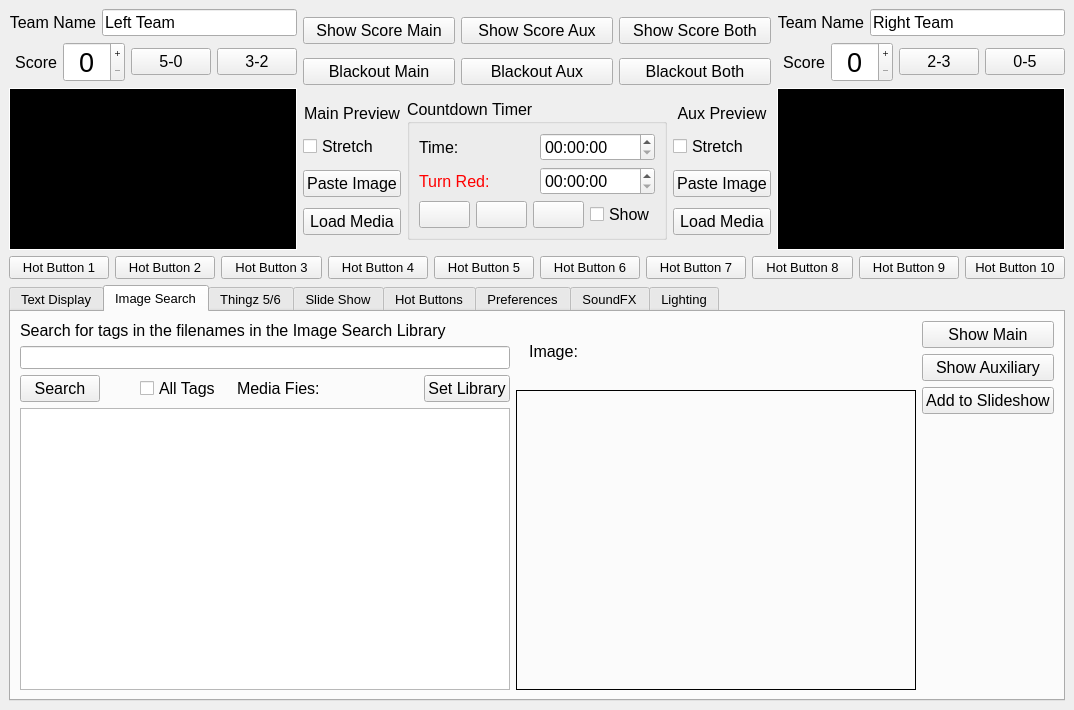
guywinterbotham/ImproTron, file ImproTronControlPanel.ui: the form before one commit.
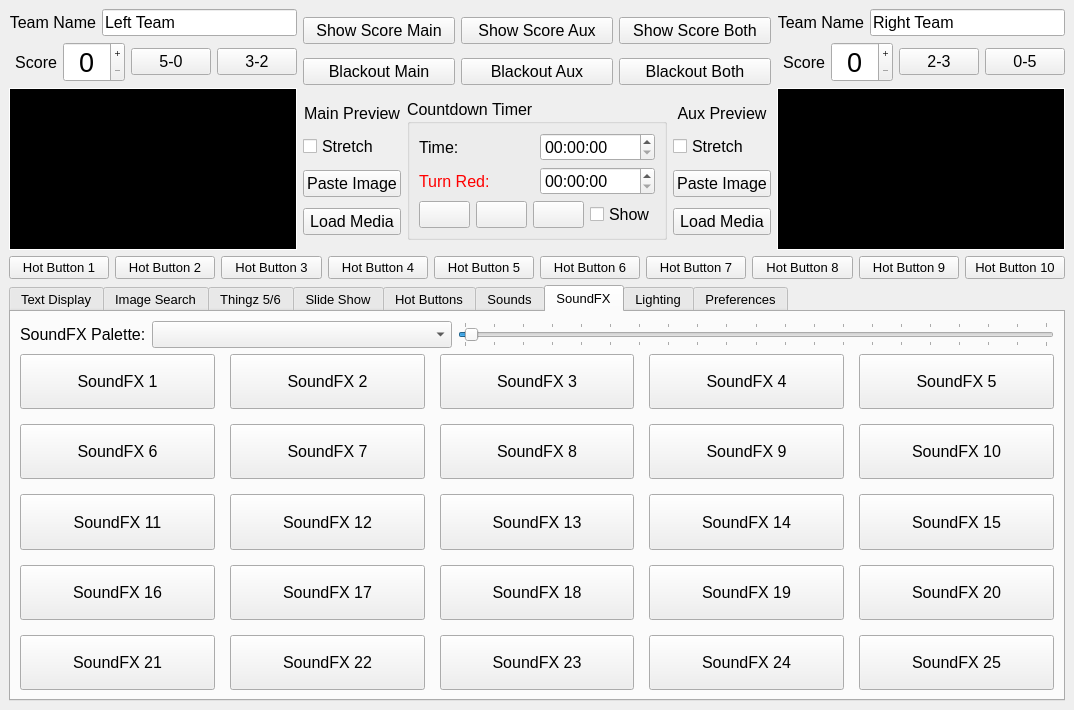
The form after the commit. The open tabs and pages were chosen to show the change. Icons and pictures are not drawn.

Commit message: Added Sound file management, fixed dialog issue. Added close filter

```diff
--- a/ImproTronControlPanel.ui
+++ b/ImproTronControlPanel.ui
@@ -763,6 +763,9 @@
       </item>
       <item>
        <widget class="QTabWidget" name="featureTabs">
+        <property name="enabled">
+         <bool>true</bool>
+        </property>
         <property name="sizePolicy">
          <sizepolicy hsizetype="Preferred" vsizetype="Preferred">
           <horstretch>0</horstretch>
@@ -1251,7 +1254,7 @@
                  </font>
                 </property>
                 <property name="text">
-                 <string>Search for tags in the filenames in the Image Search Library</string>
+                 <string>Search for tags in the filenames in the Image Library</string>
                 </property>
                 <property name="scaledContents">
                  <bool>false</bool>
@@ -1341,7 +1344,7 @@
                    </font>
                   </property>
                   <property name="text">
-                   <string>Media Fies:</string>
+                   <string>Media Files:</string>
                   </property>
                   <property name="indent">
                    <number>16</number>
@@ -2742,6 +2745,1056 @@
           </item>
          </layout>
         </widget>
+        <widget class="QWidget" name="soundsTab">
+         <property name="minimumSize">
+          <size>
+           <width>675</width>
+           <height>0</height>
+          </size>
+         </property>
+         <attribute name="title">
+          <string>Sounds</string>
+         </attribute>
+         <layout class="QHBoxLayout" name="horizontalLayout_8">
+          <item>
+           <layout class="QHBoxLayout" name="soundsHL">
+            <item>
+             <layout class="QVBoxLayout" name="searchsoundsVL">
+              <item>
+               <widget class="QLabel" name="soundSearchLBL">
+                <property name="sizePolicy">
+                 <sizepolicy hsizetype="MinimumExpanding" vsizetype="Fixed">
+                  <horstretch>0</horstretch>
+                  <verstretch>0</verstretch>
+                 </sizepolicy>
+                </property>
+                <property name="maximumSize">
+                 <size>
+                  <width>500</width>
+                  <height>40</height>
+                 </size>
+                </property>
+                <property name="font">
+                 <font>
+                  <pointsize>12</pointsize>
+                 </font>
+                </property>
+                <property name="text">
+                 <string>Search for sounds in the Sounds Library</string>
+                </property>
+                <property name="scaledContents">
+                 <bool>false</bool>
+                </property>
+                <property name="wordWrap">
+                 <bool>true</bool>
+                </property>
+               </widget>
+              </item>
+              <item>
+               <widget class="QLineEdit" name="soundSearchTagsLE"/>
+              </item>
+              <item>
+               <layout class="QHBoxLayout" name="soundStatsHL">
+                <property name="spacing">
+                 <number>0</number>
+                </property>
+                <property name="sizeConstraint">
+                 <enum>QLayout::SetDefaultConstraint</enum>
+                </property>
+                <property name="leftMargin">
+                 <number>0</number>
+                </property>
+                <property name="topMargin">
+                 <number>0</number>
+                </property>
+                <property name="rightMargin">
+                 <number>0</number>
+                </property>
+                <item>
+                 <widget class="QPushButton" name="searchSoundsPB">
+                  <property name="sizePolicy">
+                   <sizepolicy hsizetype="Maximum" vsizetype="Fixed">
+                    <horstretch>0</horstretch>
+                    <verstretch>0</verstretch>
+                   </sizepolicy>
+                  </property>
+                  <property name="font">
+                   <font>
+                    <pointsize>12</pointsize>
+                   </font>
+                  </property>
+                  <property name="text">
+                   <string>Search</string>
+                  </property>
+                 </widget>
+                </item>
+                <item>
+                 <spacer name="soundSpacerHS">
+                  <property name="orientation">
+                   <enum>Qt::Horizontal</enum>
+                  </property>
+                  <property name="sizeType">
+                   <enum>QSizePolicy::Minimum</enum>
+                  </property>
+                  <property name="sizeHint" stdset="0">
+                   <size>
+                    <width>40</width>
+                    <height>20</height>
+                   </size>
+                  </property>
+                 </spacer>
+                </item>
+                <item>
+                 <widget class="QCheckBox" name="allsoundTagsCB">
+                  <property name="font">
+                   <font>
+                    <pointsize>12</pointsize>
+                   </font>
+                  </property>
+                  <property name="text">
+                   <string>All Tags</string>
+                  </property>
+                 </widget>
+                </item>
+                <item>
+                 <widget class="QLabel" name="soundFilesLBL">
+                  <property name="sizePolicy">
+                   <sizepolicy hsizetype="Maximum" vsizetype="Preferred">
+                    <horstretch>0</horstretch>
+                    <verstretch>0</verstretch>
+                   </sizepolicy>
+                  </property>
+                  <property name="font">
+                   <font>
+                    <pointsize>12</pointsize>
+                   </font>
+                  </property>
+                  <property name="text">
+                   <string>Sound Files:</string>
+                  </property>
+                  <property name="indent">
+                   <number>16</number>
+                  </property>
+                  <property name="textInteractionFlags">
+                   <set>Qt::NoTextInteraction</set>
+                  </property>
+                 </widget>
+                </item>
+                <item>
+                 <widget class="QLabel" name="soundFilesCountLBL">
+                  <property name="sizePolicy">
+                   <sizepolicy hsizetype="MinimumExpanding" vsizetype="Fixed">
+                    <horstretch>0</horstretch>
+                    <verstretch>0</verstretch>
+                   </sizepolicy>
+                  </property>
+                  <property name="minimumSize">
+                   <size>
+                    <width>80</width>
+                    <height>0</height>
+                   </size>
+                  </property>
+                  <property name="font">
+                   <font>
+                    <pointsize>12</pointsize>
+                   </font>
+                  </property>
+                  <property name="text">
+                   <string/>
+                  </property>
+                  <property name="alignment">
+                   <set>Qt::AlignLeading|Qt::AlignLeft|Qt::AlignVCenter</set>
+                  </property>
+                  <property name="margin">
+                   <number>0</number>
+                  </property>
+                  <property name="indent">
+                   <number>8</number>
+                  </property>
+                  <property name="textInteractionFlags">
+                   <set>Qt::NoTextInteraction</set>
+                  </property>
+                 </widget>
+                </item>
+                <item>
+                 <widget class="QPushButton" name="setSoundLibraryPB">
+                  <property name="font">
+                   <font>
+                    <pointsize>12</pointsize>
+                   </font>
+                  </property>
+                  <property name="text">
+                   <string>Set Library</string>
+                  </property>
+                 </widget>
+                </item>
+               </layout>
+              </item>
+              <item>
+               <widget class="QListWidget" name="soundSearchResultsLW"/>
+              </item>
+              <item>
+               <widget class="QSlider" name="soundVolumeSL">
+                <property name="font">
+                 <font>
+                  <pointsize>12</pointsize>
+                 </font>
+                </property>
+                <property name="singleStep">
+                 <number>5</number>
+                </property>
+                <property name="value">
+                 <number>50</number>
+                </property>
+                <property name="orientation">
+                 <enum>Qt::Horizontal</enum>
+                </property>
+                <property name="tickPosition">
+                 <enum>QSlider::TicksAbove</enum>
+                </property>
+                <property name="tickInterval">
+                 <number>10</number>
+                </property>
+               </widget>
+              </item>
+              <item>
+               <layout class="QHBoxLayout" name="soundPlayHL">
+                <property name="sizeConstraint">
+                 <enum>QLayout::SetDefaultConstraint</enum>
+                </property>
+                <property name="rightMargin">
+                 <number>0</number>
+                </property>
+                <property name="bottomMargin">
+                 <number>0</number>
+                </property>
+                <item>
+                 <widget class="QPushButton" name="soundBackPB">
+                  <property name="text">
+                   <string/>
+                  </property>
+                  <property name="icon">
+                   <iconset theme="media-playlist-repeat" resource="ImproTronIcons.qrc">
+                    <normaloff>:/icons/back</normaloff>:/icons/back</iconset>
+                  </property>
+                 </widget>
+                </item>
+                <item>
+                 <widget class="QPushButton" name="soundPlayPB">
+                  <property name="text">
+                   <string/>
+                  </property>
+                  <property name="icon">
+                   <iconset resource="ImproTronIcons.qrc">
+                    <normaloff>:/icons/play</normaloff>:/icons/play</iconset>
+                  </property>
+                 </widget>
+                </item>
+                <item>
+                 <widget class="QPushButton" name="soundPausePB">
+                  <property name="text">
+                   <string/>
+                  </property>
+                  <property name="icon">
+                   <iconset resource="ImproTronIcons.qrc">
+                    <normaloff>:/icons/pause</normaloff>:/icons/pause</iconset>
+                  </property>
+                 </widget>
+                </item>
+                <item>
+                 <widget class="QPushButton" name="soundStopPB">
+                  <property name="text">
+                   <string/>
+                  </property>
+                  <property name="icon">
+                   <iconset resource="ImproTronIcons.qrc">
+                    <normaloff>:/icons/stop</normaloff>:/icons/stop</iconset>
+                  </property>
+                 </widget>
+                </item>
+                <item>
+                 <widget class="QPushButton" name="soundLoopPB">
+                  <property name="text">
+                   <string/>
+                  </property>
+                  <property name="icon">
+                   <iconset resource="ImproTronIcons.qrc">
+                    <normaloff>:/icons/loop</normaloff>:/icons/loop</iconset>
+                  </property>
+                 </widget>
+                </item>
+               </layout>
+              </item>
+             </layout>
+            </item>
+            <item>
+             <layout class="QVBoxLayout" name="soundListEditVL">
+              <property name="leftMargin">
+               <number>10</number>
+              </property>
+              <item>
+               <spacer name="soundListEditUpperSP">
+                <property name="orientation">
+                 <enum>Qt::Vertical</enum>
+                </property>
+                <property name="sizeHint" stdset="0">
+                 <size>
+                  <width>20</width>
+                  <height>40</height>
+                 </size>
+                </property>
+               </spacer>
+              </item>
+              <item>
+               <widget class="QPushButton" name="soundMoveUpPB">
+                <property name="text">
+                 <string/>
+                </property>
+                <property name="icon">
+                 <iconset resource="ImproTronIcons.qrc">
+                  <normaloff>:/icons/up</normaloff>:/icons/up</iconset>
+                </property>
+               </widget>
+              </item>
+              <item>
+               <widget class="QPushButton" name="soundMoveDownPB">
+                <property name="text">
+                 <string/>
+                </property>
+                <property name="icon">
+                 <iconset resource="ImproTronIcons.qrc">
+                  <normaloff>:/icons/down</normaloff>:/icons/down</iconset>
+                </property>
+               </widget>
+              </item>
+              <item>
+               <spacer name="soundListEditMidSP">
+                <property name="orientation">
+                 <enum>Qt::Vertical</enum>
+                </property>
+                <property name="sizeHint" stdset="0">
+                 <size>
+                  <width>20</width>
+                  <height>40</height>
+                 </size>
+                </property>
+               </spacer>
+              </item>
+              <item>
+               <widget class="QPushButton" name="soundAddToListPB">
+                <property name="text">
+                 <string/>
+                </property>
+                <property name="icon">
+                 <iconset resource="ImproTronIcons.qrc">
+                  <normaloff>:/icons/right</normaloff>:/icons/right</iconset>
+                </property>
+               </widget>
+              </item>
+              <item>
+               <widget class="QPushButton" name="soundRemoveFromListPB">
+                <property name="text">
+                 <string/>
+                </property>
+                <property name="icon">
+                 <iconset resource="ImproTronIcons.qrc">
+                  <normaloff>:/icons/left</normaloff>:/icons/left</iconset>
+                </property>
+               </widget>
+              </item>
+              <item>
+               <spacer name="soundListEditLowSP">
+                <property name="orientation">
+                 <enum>Qt::Vertical</enum>
+                </property>
+                <property name="sizeHint" stdset="0">
+                 <size>
+                  <width>20</width>
+                  <height>40</height>
+                 </size>
+                </property>
+               </spacer>
+              </item>
+             </layout>
+            </item>
+            <item>
+             <layout class="QVBoxLayout" name="soundPreviewVL">
+              <item>
+               <layout class="QHBoxLayout" name="soundFileNameHL">
+                <item>
+                 <widget class="QLabel" name="soundQUeueLBL">
+                  <property name="sizePolicy">
+                   <sizepolicy hsizetype="Fixed" vsizetype="Fixed">
+                    <horstretch>0</horstretch>
+                    <verstretch>0</verstretch>
+                   </sizepolicy>
+                  </property>
+                  <property name="minimumSize">
+                   <size>
+                    <width>100</width>
+                    <height>24</height>
+                   </size>
+                  </property>
+                  <property name="maximumSize">
+                   <size>
+                    <width>75</width>
+                    <height>20</height>
+                   </size>
+                  </property>
+                  <property name="font">
+                   <font>
+                    <pointsize>12</pointsize>
+                   </font>
+                  </property>
+                  <property name="text">
+                   <string>Music Queue:</string>
+                  </property>
+                  <property name="alignment">
+                   <set>Qt::AlignHCenter|Qt::AlignTop</set>
+                  </property>
+                 </widget>
+                </item>
+                <item>
+                 <widget class="QLabel" name="soundFileNameLBL">
+                  <property name="text">
+                   <string/>
+                  </property>
+                  <property name="textInteractionFlags">
+                   <set>Qt::TextSelectableByKeyboard|Qt::TextSelectableByMouse</set>
+                  </property>
+                 </widget>
+                </item>
+               </layout>
+              </item>
+              <item>
+               <widget class="QListWidget" name="soundQueueLW"/>
+              </item>
+             </layout>
+            </item>
+            <item>
+             <layout class="QVBoxLayout" name="soundSearchButtonsVL">
+              <item>
+               <widget class="QPushButton" name="loadSoundQueuePB">
+                <property name="font">
+                 <font>
+                  <pointsize>12</pointsize>
+                 </font>
+                </property>
+                <property name="text">
+                 <string>Load Queue</string>
+                </property>
+               </widget>
+              </item>
+              <item>
+               <widget class="QPushButton" name="saveSoundQueuePB">
+                <property name="font">
+                 <font>
+                  <pointsize>12</pointsize>
+                 </font>
+                </property>
+                <property name="text">
+                 <string>Save Queue</string>
+                </property>
+               </widget>
+              </item>
+              <item>
+               <widget class="QPushButton" name="clearSoundQueuePB">
+                <property name="font">
+                 <font>
+                  <pointsize>12</pointsize>
+                 </font>
+                </property>
+                <property name="text">
+                 <string>Clear Queue</string>
+                </property>
+               </widget>
+              </item>
+              <item>
+               <spacer name="soundListVS">
+                <property name="orientation">
+                 <enum>Qt::Vertical</enum>
+                </property>
+                <property name="sizeHint" stdset="0">
+                 <size>
+                  <width>20</width>
+                  <height>40</height>
+                 </size>
+                </property>
+               </spacer>
+              </item>
+             </layout>
+            </item>
+           </layout>
+          </item>
+         </layout>
+        </widget>
+        <widget class="QWidget" name="SoundFXTab">
+         <attribute name="title">
+          <string>SoundFX</string>
+         </attribute>
+         <layout class="QVBoxLayout" name="verticalLayout">
+          <item>
+           <layout class="QVBoxLayout" name="verticalLayout_5" stretch="0,1">
+            <property name="sizeConstraint">
+             <enum>QLayout::SetDefaultConstraint</enum>
+            </property>
+            <item>
+             <layout class="QHBoxLayout" name="soundFXPaletteHL" stretch="0,0,1">
+              <property name="spacing">
+               <number>6</number>
+              </property>
+              <property name="sizeConstraint">
+               <enum>QLayout::SetDefaultConstraint</enum>
+              </property>
+              <property name="bottomMargin">
+               <number>0</number>
+              </property>
+              <item>
+               <widget class="QLabel" name="soundFXPaletteLBL">
+                <property name="sizePolicy">
+                 <sizepolicy hsizetype="Maximum" vsizetype="Fixed">
+                  <horstretch>0</horstretch>
+                  <verstretch>0</verstretch>
+                 </sizepolicy>
+                </property>
+                <property name="font">
+                 <font>
+                  <pointsize>12</pointsize>
+                 </font>
+                </property>
+                <property name="text">
+                 <string>SoundFX Palette:</string>
+                </property>
+               </widget>
+              </item>
+              <item>
+               <widget class="QComboBox" name="soundPalettesCB">
+                <property name="sizePolicy">
+                 <sizepolicy hsizetype="Fixed" vsizetype="Fixed">
+                  <horstretch>0</horstretch>
+                  <verstretch>0</verstretch>
+                 </sizepolicy>
+                </property>
+                <property name="minimumSize">
+                 <size>
+                  <width>300</width>
+                  <height>0</height>
+                 </size>
+                </property>
+                <property name="font">
+                 <font>
+                  <pointsize>12</pointsize>
+                 </font>
+                </property>
+               </widget>
+              </item>
+              <item>
+               <widget class="QSlider" name="soundFXVolumeSL">
+                <property name="sizePolicy">
+                 <sizepolicy hsizetype="Expanding" vsizetype="Fixed">
+                  <horstretch>0</horstretch>
+                  <verstretch>0</verstretch>
+                 </sizepolicy>
+                </property>
+                <property name="font">
+                 <font>
+                  <pointsize>12</pointsize>
+                 </font>
+                </property>
+                <property name="toolTip">
+                 <string extracomment="SoundFX Volume"/>
+                </property>
+                <property name="whatsThis">
+                 <string extracomment="SoundFX Volume"/>
+                </property>
+                <property name="maximum">
+                 <number>100</number>
+                </property>
+                <property name="singleStep">
+                 <number>5</number>
+                </property>
+                <property name="sliderPosition">
+                 <number>1</number>
+                </property>
+                <property name="orientation">
+                 <enum>Qt::Horizontal</enum>
+                </property>
+                <property name="tickPosition">
+                 <enum>QSlider::TicksBothSides</enum>
+                </property>
+               </widget>
+              </item>
+             </layout>
+            </item>
+            <item>
+             <layout class="QGridLayout" name="soundFXGrid">
+              <property name="spacing">
+               <number>15</number>
+              </property>
+              <item row="3" column="2">
+               <widget class="QPushButton" name="soundFXPB18">
+                <property name="sizePolicy">
+                 <sizepolicy hsizetype="Preferred" vsizetype="Minimum">
+                  <horstretch>0</horstretch>
+                  <verstretch>0</verstretch>
+                 </sizepolicy>
+                </property>
+                <property name="font">
+                 <font>
+                  <pointsize>12</pointsize>
+                 </font>
+                </property>
+                <property name="text">
+                 <string>SoundFX 18</string>
+                </property>
+               </widget>
+              </item>
+              <item row="3" column="3">
+               <widget class="QPushButton" name="soundFXPB19">
+                <property name="sizePolicy">
+                 <sizepolicy hsizetype="Preferred" vsizetype="Minimum">
+                  <horstretch>0</horstretch>
+                  <verstretch>0</verstretch>
+                 </sizepolicy>
+                </property>
+                <property name="font">
+                 <font>
+                  <pointsize>12</pointsize>
+                 </font>
+                </property>
+                <property name="text">
+                 <string>SoundFX 19</string>
+                </property>
+               </widget>
+              </item>
+              <item row="0" column="1">
+               <widget class="QPushButton" name="soundFXPB2">
+                <property name="sizePolicy">
+                 <sizepolicy hsizetype="Preferred" vsizetype="Minimum">
+                  <horstretch>0</horstretch>
+                  <verstretch>0</verstretch>
+                 </sizepolicy>
+                </property>
+                <property name="font">
+                 <font>
+                  <pointsize>12</pointsize>
+                 </font>
+                </property>
+                <property name="text">
+                 <string>SoundFX 2</string>
+                </property>
+               </widget>
+              </item>
+              <item row="3" column="4">
+               <widget class="QPushButton" name="soundFXPB20">
+                <property name="sizePolicy">
+                 <sizepolicy hsizetype="Preferred" vsizetype="Minimum">
+                  <horstretch>0</horstretch>
+                  <verstretch>0</verstretch>
+                 </sizepolicy>
+                </property>
+                <property name="font">
+                 <font>
+                  <pointsize>12</pointsize>
+                 </font>
+                </property>
+                <property name="text">
+                 <string>SoundFX 20</string>
+                </property>
+               </widget>
+              </item>
+              <item row="1" column="3">
+               <widget class="QPushButton" name="soundFXPB9">
+                <property name="sizePolicy">
+                 <sizepolicy hsizetype="Preferred" vsizetype="Minimum">
+                  <horstretch>0</horstretch>
+                  <verstretch>0</verstretch>
+                 </sizepolicy>
+                </property>
+                <property name="font">
+                 <font>
+                  <pointsize>12</pointsize>
+                 </font>
+                </property>
+                <property name="text">
+                 <string>SoundFX 9</string>
+                </property>
+               </widget>
+              </item>
+              <item row="1" column="0">
+               <widget class="QPushButton" name="soundFXPB6">
+                <property name="sizePolicy">
+                 <sizepolicy hsizetype="Preferred" vsizetype="Minimum">
+                  <horstretch>0</horstretch>
+                  <verstretch>0</verstretch>
+                 </sizepolicy>
+                </property>
+                <property name="font">
+                 <font>
+                  <pointsize>12</pointsize>
+                 </font>
+                </property>
+                <property name="text">
+                 <string>SoundFX 6</string>
+                </property>
+               </widget>
+              </item>
+              <item row="2" column="2">
+               <widget class="QPushButton" name="soundFXPB13">
+                <property name="sizePolicy">
+                 <sizepolicy hsizetype="Preferred" vsizetype="Minimum">
+                  <horstretch>0</horstretch>
+                  <verstretch>0</verstretch>
+                 </sizepolicy>
+                </property>
+                <property name="font">
+                 <font>
+                  <pointsize>12</pointsize>
+                 </font>
+                </property>
+                <property name="text">
+                 <string>SoundFX 13</string>
+                </property>
+               </widget>
+              </item>
+              <item row="2" column="0">
+               <widget class="QPushButton" name="soundFXPB11">
+                <property name="sizePolicy">
+                 <sizepolicy hsizetype="Preferred" vsizetype="Minimum">
+                  <horstretch>0</horstretch>
+                  <verstretch>0</verstretch>
+                 </sizepolicy>
+                </property>
+                <property name="font">
+                 <font>
+                  <pointsize>12</pointsize>
+                 </font>
+                </property>
+                <property name="text">
+                 <string>SoundFX 11</string>
+                </property>
+               </widget>
+              </item>
+              <item row="3" column="0">
+               <widget class="QPushButton" name="soundFXPB16">
+                <property name="sizePolicy">
+                 <sizepolicy hsizetype="Preferred" vsizetype="Minimum">
+                  <horstretch>0</horstretch>
+                  <verstretch>0</verstretch>
+                 </sizepolicy>
+                </property>
+                <property name="font">
+                 <font>
+                  <pointsize>12</pointsize>
+                 </font>
+                </property>
+                <property name="text">
+                 <string>SoundFX 16</string>
+                </property>
+               </widget>
+              </item>
+              <item row="0" column="2">
+               <widget class="QPushButton" name="soundFXPB3">
+                <property name="sizePolicy">
+                 <sizepolicy hsizetype="Preferred" vsizetype="Minimum">
+                  <horstretch>0</horstretch>
+                  <verstretch>0</verstretch>
+                 </sizepolicy>
+                </property>
+                <property name="font">
+                 <font>
+                  <pointsize>12</pointsize>
+                 </font>
+                </property>
+                <property name="text">
+                 <string>SoundFX 3</string>
+                </property>
+               </widget>
+              </item>
+              <item row="2" column="4">
+               <widget class="QPushButton" name="soundFXPB15">
+                <property name="sizePolicy">
+                 <sizepolicy hsizetype="Preferred" vsizetype="Minimum">
+                  <horstretch>0</horstretch>
+                  <verstretch>0</verstretch>
+                 </sizepolicy>
+                </property>
+                <property name="font">
+                 <font>
+                  <pointsize>12</pointsize>
+                 </font>
+                </property>
+                <property name="text">
+                 <string>SoundFX 15</string>
+                </property>
+               </widget>
+              </item>
+              <item row="0" column="3">
+               <widget class="QPushButton" name="soundFXPB4">
+                <property name="sizePolicy">
+                 <sizepolicy hsizetype="Preferred" vsizetype="Minimum">
+                  <horstretch>0</horstretch>
+                  <verstretch>0</verstretch>
+                 </sizepolicy>
+                </property>
+                <property name="font">
+                 <font>
+                  <pointsize>12</pointsize>
+                 </font>
+                </property>
+                <property name="text">
+                 <string>SoundFX 4</string>
+                </property>
+               </widget>
+              </item>
+              <item row="1" column="1">
+               <widget class="QPushButton" name="soundFXPB7">
+                <property name="sizePolicy">
+                 <sizepolicy hsizetype="Preferred" vsizetype="Minimum">
+                  <horstretch>0</horstretch>
+                  <verstretch>0</verstretch>
+                 </sizepolicy>
+                </property>
+                <property name="font">
+                 <font>
+                  <pointsize>12</pointsize>
+                 </font>
+                </property>
+                <property name="text">
+                 <string>SoundFX 7</string>
+                </property>
+               </widget>
+              </item>
+              <item row="0" column="0">
+               <widget class="QPushButton" name="soundFXPB1">
+                <property name="sizePolicy">
+                 <sizepolicy hsizetype="Preferred" vsizetype="Minimum">
+                  <horstretch>0</horstretch>
+                  <verstretch>0</verstretch>
+                 </sizepolicy>
+                </property>
+                <property name="font">
+                 <font>
+                  <pointsize>12</pointsize>
+                 </font>
+                </property>
+                <property name="text">
+                 <string>SoundFX 1</string>
+                </property>
+               </widget>
+              </item>
+              <item row="3" column="1">
+               <widget class="QPushButton" name="soundFXPB17">
+                <property name="sizePolicy">
+                 <sizepolicy hsizetype="Preferred" vsizetype="Minimum">
+                  <horstretch>0</horstretch>
+                  <verstretch>0</verstretch>
+                 </sizepolicy>
+                </property>
+                <property name="font">
+                 <font>
+                  <pointsize>12</pointsize>
+                 </font>
+                </property>
+                <property name="text">
+                 <string>SoundFX 17</string>
+                </property>
+               </widget>
+              </item>
+              <item row="1" column="2">
+               <widget class="QPushButton" name="soundFXPB8">
+                <property name="sizePolicy">
+                 <sizepolicy hsizetype="Preferred" vsizetype="Minimum">
+                  <horstretch>0</horstretch>
+                  <verstretch>0</verstretch>
+                 </sizepolicy>
+                </property>
+                <property name="font">
+                 <font>
+                  <pointsize>12</pointsize>
+                 </font>
+                </property>
+                <property name="text">
+                 <string>SoundFX 8</string>
+                </property>
+               </widget>
+              </item>
+              <item row="1" column="4">
+               <widget class="QPushButton" name="soundFXPB10">
+                <property name="sizePolicy">
+                 <sizepolicy hsizetype="Preferred" vsizetype="Minimum">
+                  <horstretch>0</horstretch>
+                  <verstretch>0</verstretch>
+                 </sizepolicy>
+                </property>
+                <property name="font">
+                 <font>
+                  <pointsize>12</pointsize>
+                 </font>
+                </property>
+                <property name="text">
+                 <string>SoundFX 10</string>
+                </property>
+               </widget>
+              </item>
+              <item row="0" column="4">
+               <widget class="QPushButton" name="soundFXPB5">
+                <property name="sizePolicy">
+                 <sizepolicy hsizetype="Preferred" vsizetype="Minimum">
+                  <horstretch>0</horstretch>
+                  <verstretch>0</verstretch>
+                 </sizepolicy>
+                </property>
+                <property name="font">
+                 <font>
+                  <pointsize>12</pointsize>
+                 </font>
+                </property>
+                <property name="text">
+                 <string>SoundFX 5</string>
+                </property>
+               </widget>
+              </item>
+              <item row="2" column="3">
+               <widget class="QPushButton" name="soundFXPB14">
+                <property name="sizePolicy">
+                 <sizepolicy hsizetype="Preferred" vsizetype="Minimum">
+                  <horstretch>0</horstretch>
+                  <verstretch>0</verstretch>
+                 </sizepolicy>
+                </property>
+                <property name="font">
+                 <font>
+                  <pointsize>12</pointsize>
+                 </font>
+                </property>
+                <property name="text">
+                 <string>SoundFX 14</string>
+                </property>
+               </widget>
+              </item>
+              <item row="2" column="1">
+               <widget class="QPushButton" name="soundFXPB12">
+                <property name="sizePolicy">
+                 <sizepolicy hsizetype="Preferred" vsizetype="Minimum">
+                  <horstretch>0</horstretch>
+                  <verstretch>0</verstretch>
+                 </sizepolicy>
+                </property>
+                <property name="font">
+                 <font>
+                  <pointsize>12</pointsize>
+                 </font>
+                </property>
+                <property name="text">
+                 <string>SoundFX 12</string>
+                </property>
+               </widget>
+              </item>
+              <item row="4" column="0">
+               <widget class="QPushButton" name="soundFXPB21">
+                <property name="sizePolicy">
+                 <sizepolicy hsizetype="Preferred" vsizetype="Minimum">
+                  <horstretch>0</horstretch>
+                  <verstretch>0</verstretch>
+                 </sizepolicy>
+                </property>
+                <property name="font">
+                 <font>
+                  <pointsize>12</pointsize>
+                 </font>
+                </property>
+                <property name="text">
+                 <string>SoundFX 21</string>
+                </property>
+               </widget>
+              </item>
+              <item row="4" column="1">
+               <widget class="QPushButton" name="soundFXPB22">
+                <property name="sizePolicy">
+                 <sizepolicy hsizetype="Preferred" vsizetype="Minimum">
+                  <horstretch>0</horstretch>
+                  <verstretch>0</verstretch>
+                 </sizepolicy>
+                </property>
+                <property name="font">
+                 <font>
+                  <pointsize>12</pointsize>
+                 </font>
+                </property>
+                <property name="text">
+                 <string>SoundFX 22</string>
+                </property>
+               </widget>
+              </item>
+              <item row="4" column="2">
+               <widget class="QPushButton" name="soundFXPB23">
+                <property name="sizePolicy">
+                 <sizepolicy hsizetype="Preferred" vsizetype="Minimum">
+                  <horstretch>0</horstretch>
+                  <verstretch>0</verstretch>
+                 </sizepolicy>
+                </property>
+                <property name="font">
+                 <font>
+                  <pointsize>12</pointsize>
+                 </font>
+                </property>
+                <property name="text">
+                 <string>SoundFX 23</string>
+                </property>
+               </widget>
+              </item>
+              <item row="4" column="3">
+               <widget class="QPushButton" name="soundFXPB24">
+                <property name="sizePolicy">
+                 <sizepolicy hsizetype="Preferred" vsizetype="Minimum">
+                  <horstretch>0</horstretch>
+                  <verstretch>0</verstretch>
+                 </sizepolicy>
+                </property>
+                <property name="font">
+                 <font>
+                  <pointsize>12</pointsize>
+                 </font>
+                </property>
+                <property name="text">
+                 <string>SoundFX 24</string>
+                </property>
+               </widget>
+              </item>
+              <item row="4" column="4">
+               <widget class="QPushButton" name="soundFXPB25">
+                <property name="sizePolicy">
+                 <sizepolicy hsizetype="Preferred" vsizetype="Minimum">
+                  <horstretch>0</horstretch>
+                  <verstretch>0</verstretch>
+                 </sizepolicy>
+                </property>
+                <property name="font">
+                 <font>
+                  <pointsize>12</pointsize>
+                 </font>
+                </property>
+                <property name="text">
+                 <string>SoundFX 25</string>
+                </property>
+               </widget>
+              </item>
+             </layout>
+            </item>
+           </layout>
+          </item>
+         </layout>
+        </widget>
+        <widget class="QWidget" name="lightsTab">
+         <property name="enabled">
+          <bool>false</bool>
+         </property>
+         <attribute name="title">
+          <string>Lighting</string>
+         </attribute>
+        </widget>
         <widget class="QWidget" name="preferencesTab">
          <property name="minimumSize">
           <size>
@@ -2877,22 +3930,6 @@
           </layout>
          </widget>
         </widget>
-        <widget class="QWidget" name="soundFXTab">
-         <property name="minimumSize">
-          <size>
-           <width>675</width>
-           <height>0</height>
-          </size>
-         </property>
-         <attribute name="title">
-          <string>SoundFX</string>
-         </attribute>
-        </widget>
-        <widget class="QWidget" name="lightsTab">
-         <attribute name="title">
-          <string>Lighting</string>
-         </attribute>
-        </widget>
        </widget>
       </item>
      </layout>
```
Left out of the diff: 35 changed lines with no effect on the pictures. The commit also changes 9 other files.
